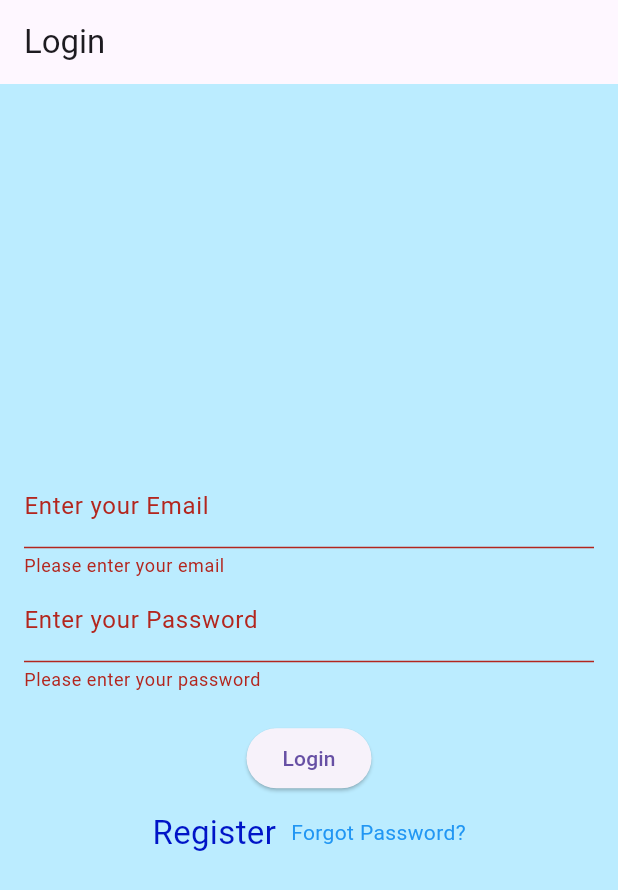
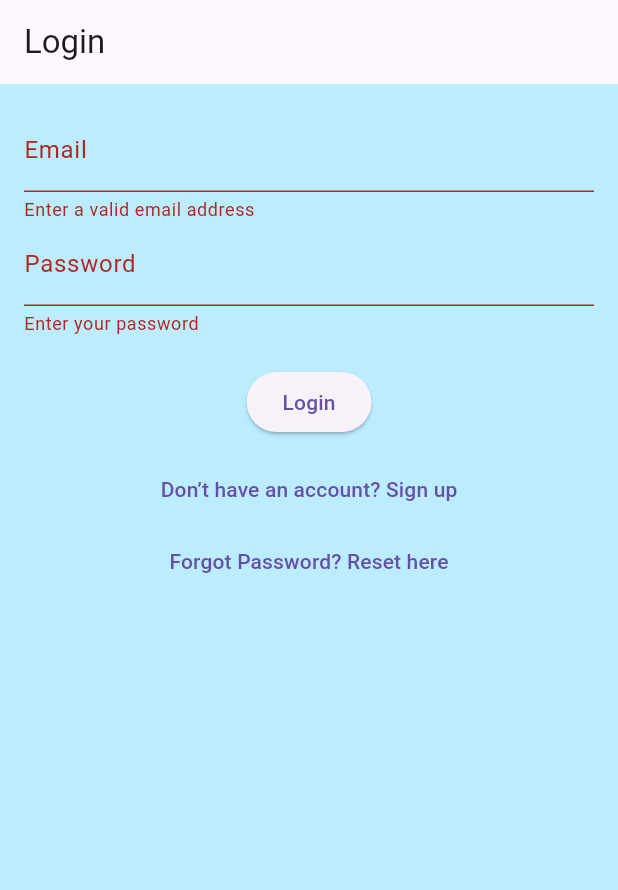
Before and after one commit to faustinemashoko/Signing, a Flutter app: the screen it shows after launch, after a tap on "Login", on a phone screen of 412 x 824 dp. Shown: the top 890 px of the screen. Run offline on Flutter 3.47's test engine with Material 3 defaults, Android fonts, the light colour scheme and no system bars; missing offline and left inert: mysql1.

Commit message:
Update registration

```diff
--- a/lib/main.dart
+++ b/lib/main.dart
@@ -1,7 +1,10 @@
 import 'package:flutter/material.dart';
-import 'screens/login_screen.dart';  // Import login screen
-import 'screens/register_screen.dart';  // Import register screen
-import 'screens/reset_password_screen.dart';  // Import reset password screen
+import 'screens/login_screen.dart';
+import 'screens/register_screen.dart';
+import 'screens/reset_password_screen.dart';
+import 'screens/main_screen.dart';
+import 'models/db_connection.dart';
+import 'package:mysql1/mysql1.dart'; // Assuming you're using this package for MySQL connection
 
 void main() {
   runApp(MyApp());
@@ -19,9 +22,29 @@ class MyApp extends StatelessWidget {
       debugShowCheckedModeBanner: false,
       initialRoute: '/',
       routes: {
-        '/': (context) => const LoginPage(),
+        '/': (context) => LoginPage(),
         '/register': (context) => RegisterPage(),
         '/reset-password': (context) => ResetPasswordPage(),
+        '/main-screen': (context) => FutureBuilder<MySqlConnection>(
+          future: DBConnection().dbConnect(),
+          builder: (context, snapshot) {
+            if (snapshot.connectionState == ConnectionState.waiting) {
+              return Scaffold(
+                body: Center(child: CircularProgressIndicator()), // Loading screen while waiting for DB connection
+              );
+            } else if (snapshot.hasError) {
+              return Scaffold(
+                body: Center(child: Text('Error connecting to the database')),
+              );
+            } else if (snapshot.hasData) {
+              return MainScreen(conn: snapshot.data!);  // Pass the connection once it's available
+            } else {
+              return Scaffold(
+                body: Center(child: Text('Unknown error')),
+              );
+            }
+          },
+        ),
       },
     );
   }
--- a/lib/screens/login_screen.dart
+++ b/lib/screens/login_screen.dart
@@ -1,105 +1,93 @@
 import 'package:flutter/material.dart';
+import 'package:dart_mysql/services/authentication_service.dart';
 
 class LoginPage extends StatefulWidget {
-  const LoginPage({super.key});
-
   @override
-  // ignore: library_private_types_in_public_api
   _LoginPageState createState() => _LoginPageState();
 }
 
 class _LoginPageState extends State<LoginPage> {
   final _formKey = GlobalKey<FormState>();
-  String email = '';
-  String password = '';
+  final _emailController = TextEditingController();
+  final _passwordController = TextEditingController();
+  final _authService = AuthenticationService();
 
-  // Dummy function for login logic
-  void login() {
+  // Email validator
+  String? validateEmail(String? value) {
+    String pattern = r'^[\w-\.]+@([\w-]+\.)+[\w-]{2,4}$';
+    RegExp regex = RegExp(pattern);
+    if (value == null || value.isEmpty || !regex.hasMatch(value)) {
+      return 'Enter a valid email address';
+    } else {
+      return null;
+    }
+  }
+
+  // Password validator
+  String? validatePassword(String? value) {
+    if (value == null || value.isEmpty) {
+      return 'Enter your password';
+    } else {
+      return null;
+    }
+  }
+
+  // On login press
+  void _login() async {
     if (_formKey.currentState!.validate()) {
-      // Here you can call your authentication service to log in
-      print('Email: $email');
-      print('Password: $password');
-      // After successful login, navigate to the dashboard or home screen
+      bool success = await _authService.authenticateUser(
+        _emailController.text,
+        _passwordController.text,
+      );
+      if (success) {
+        Navigator.pushReplacementNamed(context, '/main-screen');
+      } else {
+        // Show login failure message
+        ScaffoldMessenger.of(context).showSnackBar(
+          SnackBar(content: Text('Login failed! Check your credentials.')),
+        );
+      }
     }
   }
 
   @override
   Widget build(BuildContext context) {
     return Scaffold(
-      appBar: AppBar(title: const Text('Login')),
+      appBar: AppBar(title: Text('Login')),
       body: Padding(
-        padding: const EdgeInsets.all(16.0),
+        padding: EdgeInsets.all(16.0),
         child: Form(
           key: _formKey,
           child: Column(
-            mainAxisAlignment: MainAxisAlignment.center,
-            children: <Widget>[
-              // Email input field
+            children: [
               TextFormField(
-                decoration: const InputDecoration(labelText: 'Enter your Email'),
-                validator: (value) {
-                  if (value == null || value.isEmpty) {
-                    return 'Please enter your email';
-                  }
-                  return null;
+                controller: _emailController,
+                decoration: InputDecoration(labelText: 'Email'),
+                validator: validateEmail,
+              ),
+              TextFormField(
+                controller: _passwordController,
+                decoration: InputDecoration(labelText: 'Password'),
+                obscureText: true,
+                validator: validatePassword,
+              ),
+              SizedBox(height: 20),
+              ElevatedButton(
+                onPressed: _login,
+                child: Text('Login'),
+              ),
+              SizedBox(height: 10),
+              TextButton(
+                onPressed: () {
+                  Navigator.pushNamed(context, '/register');
                 },
-                onChanged: (value) {
-                  setState(() {
-                    email = value;
-                  });
+                child: Text('Don’t have an account? Sign up'),
+              ),
+              TextButton(
+                onPressed: () {
+                  Navigator.pushNamed(context, '/reset-password');
                 },
-              ),
-
-              // Password input field
-              TextFormField(
-                decoration: const  InputDecoration(labelText: 'Enter your Password'),
-                obscureText: true,
-                validator: (value) {
-                  if (value == null || value.isEmpty) {
-                    return 'Please enter your password';
-                  }
-                  return null;
-                },
-                onChanged: (value) {
-                  setState(() {
-                    password = value;
-                  });
-                },
-              ),
-
-              const SizedBox(height: 20),
-
-              ElevatedButton(
-                onPressed: login,
-                child: const Text('Login'),
-              ),
-
-              const SizedBox(height: 10),
-
-              Row(
-                mainAxisAlignment: MainAxisAlignment.center,
-                children: [
-                  GestureDetector(
-                    onTap: () {
-                      Navigator.pushNamed(context, '/register'); // Register route
-                    },
-                    child: const Text(
-                      'Register',
-                      style: TextStyle(color: Color.fromARGB(255, 0, 20, 199),
-                      fontSize: 22),
-                    ),
-                  ),
-                  const SizedBox(width: 10),
-                  GestureDetector(
-                    onTap: () {
-                      Navigator.pushNamed(context, '/reset-password'); // Reset Password route
-                    },
-                    child: const Text(
-                      'Forgot Password?',
-                      style: TextStyle(color: Colors.blue),
-                    ),
-                  ),
-                ],
+                child: Text('Forgot Password? Reset here'),
               ),
             ],
           ),
```
Also changed, not shown: lib/screens/register_screen.dart (+48 -40 lines), lib/services/authentication_service.dart (+20 -18 lines).
